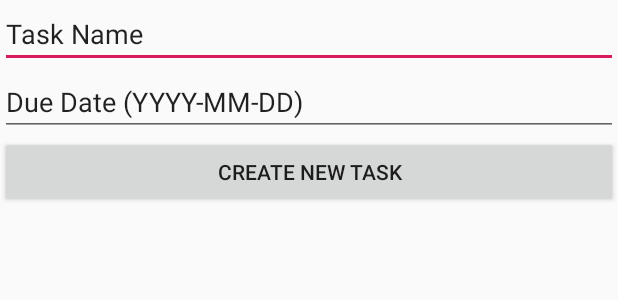
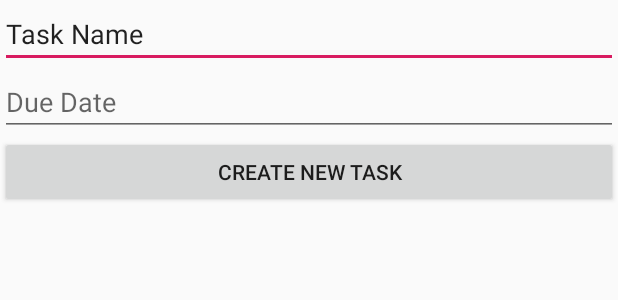
Before and after one commit to Ynabokov/BrainItOn, an Android app: the layout activity_add_new_task.xml on its own in the app's theme, with its tools: preview values and no code run, on a phone screen of 412 x 824 dp. Shown: the top 300 px of the screen. Run offline under Robolectric (Android 15) with nearby library versions, the phone set to English and light mode, and no system bars.

Commit message:
Changed date input to use date picker widget

```diff
--- a/app/src/main/AndroidManifest.xml
+++ b/app/src/main/AndroidManifest.xml
@@ -16,6 +16,11 @@
                 <category android:name="android.intent.category.LAUNCHER" />
             </intent-filter>
         </activity>
+        <activity
+            android:name=".AddNewTaskActivity"
+            android:label="create_new_task_activity"
+            android:parentActivityName=".MainActivity" >
+        </activity>
     </application>
 
 </manifest>
--- a/app/src/main/res/layout/activity_add_new_task.xml
+++ b/app/src/main/res/layout/activity_add_new_task.xml
@@ -19,8 +19,11 @@
         android:layout_width="match_parent"
         android:layout_height="wrap_content"
         android:ems="10"
-        android:inputType="textPersonName"
-        android:text="@string/input_date" />
+        android:inputType="date"
+        android:clickable="true"
+        android:focusable="false"
+        android:longClickable="false"
+        android:hint="Due Date" />
 
     <Button
         android:id="@+id/createNewTaskButton"
--- a/app/src/main/res/values/strings.xml
+++ b/app/src/main/res/values/strings.xml
@@ -3,5 +3,6 @@
     <string name="input_name">Task Name</string>
     <string name="input_date">Due Date (YYYY-MM-DD)</string>
     <string name="create_new_task_button">Create New Task</string>
+    <string name="create_new_task_activity">Create New Task</string>
 
 </resources>
```
Also changed, not shown: app/src/main/java/com/example/brainiton/AddNewTaskActivity.java (+39 -10 lines).
